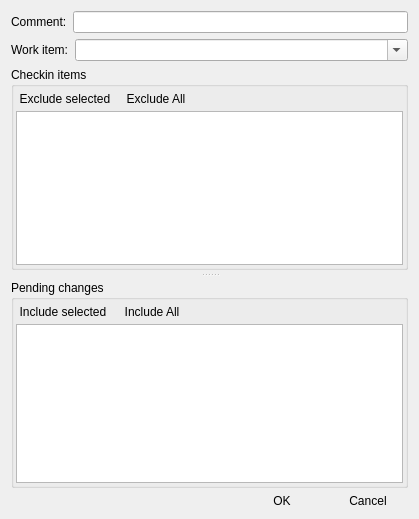
First picture: the form in src/checkin.ui, repository nundee/GitCheckin, before the edit.
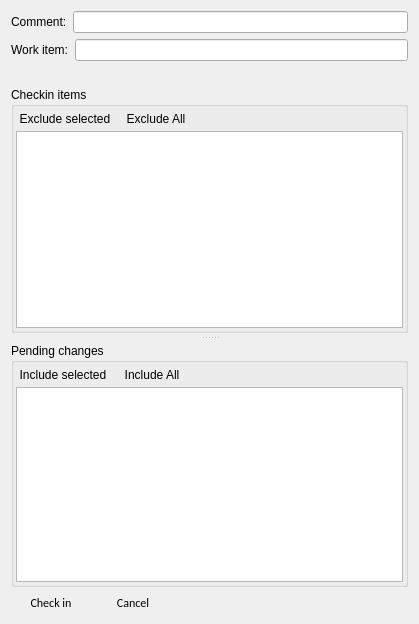
Second picture: the form after the edit.

```diff
--- a/src/checkin.ui
+++ b/src/checkin.ui
@@ -7,7 +7,7 @@
     <x>0</x>
     <y>0</y>
     <width>419</width>
-    <height>519</height>
+    <height>624</height>
    </rect>
   </property>
   <property name="font">
@@ -94,20 +94,26 @@
           </widget>
          </item>
          <item>
-          <widget class="QComboBox" name="comboBoxWorkItems">
-           <property name="sizePolicy">
-            <sizepolicy hsizetype="Expanding" vsizetype="Fixed">
-             <horstretch>0</horstretch>
-             <verstretch>0</verstretch>
-            </sizepolicy>
-           </property>
-           <property name="editable">
-            <bool>true</bool>
-           </property>
-          </widget>
+          <widget class="QLineEdit" name="lineEditWorkItem"/>
          </item>
         </layout>
        </item>
+       <item>
+        <widget class="QLabel" name="labelWorkItemDesc">
+         <property name="text">
+          <string/>
+         </property>
+         <property name="textFormat">
+          <enum>Qt::MarkdownText</enum>
+         </property>
+         <property name="wordWrap">
+          <bool>true</bool>
+         </property>
+         <property name="margin">
+          <number>3</number>
+         </property>
+        </widget>
+       </item>
        <item>
         <widget class="QGroupBox" name="groupBox">
          <property name="title">
@@ -248,17 +254,44 @@
          </layout>
         </widget>
        </item>
-       <item>
-        <widget class="QDialogButtonBox" name="buttonBox">
-         <property name="standardButtons">
-          <set>QDialogButtonBox::Cancel|QDialogButtonBox::Ok</set>
-         </property>
-        </widget>
-       </item>
       </layout>
      </widget>
     </widget>
    </item>
+   <item>
+    <layout class="QHBoxLayout" name="horizontalLayout_5">
+     <property name="spacing">
+      <number>2</number>
+     </property>
+     <item>
+      <widget class="QPushButton" name="bCheckin">
+       <property name="text">
+        <string>Check in</string>
+       </property>
+      </widget>
+     </item>
+     <item>
+      <widget class="QPushButton" name="bCancel">
+       <property name="text">
+        <string>Cancel</string>
+       </property>
+      </widget>
+     </item>
+     <item>
+      <spacer name="horizontalSpacer_3">
+       <property name="orientation">
+        <enum>Qt::Horizontal</enum>
+       </property>
+       <property name="sizeHint" stdset="0">
+        <size>
+         <width>40</width>
+         <height>20</height>
+        </size>
+       </property>
+      </spacer>
+     </item>
+    </layout>
+   </item>
   </layout>
  </widget>
  <resources/>
```
Left out of the diff: 28 changed lines with no effect on the pictures.
